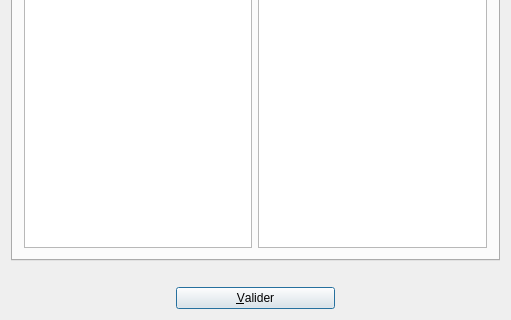
The window that UiQT4/desMCFact.ui (SalomePlatform/eficas_tools) describes before a commit, drawn with Qt 5; both pictures show x 0 to 511 and y 179 to 499 of the 511 by 499 pixel window.
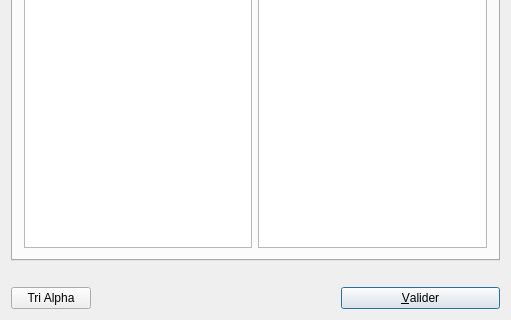
The same window after the commit.

```diff
--- a/UiQT4/desMCFact.ui
+++ b/UiQT4/desMCFact.ui
@@ -79,8 +79,14 @@
      </property>
     </widget>
    </item>
-   <item row="2" column="1" >
+   <item row="2" column="2" >
     <widget class="QPushButton" name="bOk" >
+     <property name="minimumSize" >
+      <size>
+       <width>159</width>
+       <height>0</height>
+      </size>
+     </property>
      <property name="toolTip" >
       <string>validation de la saisie</string>
      </property>
@@ -98,6 +104,26 @@
      </property>
     </widget>
    </item>
+   <item row="2" column="0" >
+    <widget class="QPushButton" name="BAlpha" >
+     <property name="text" >
+      <string>Tri Alpha</string>
+     </property>
+    </widget>
+   </item>
+   <item row="2" column="1" >
+    <spacer name="horizontalSpacer" >
+     <property name="orientation" >
+      <enum>Qt::Horizontal</enum>
+     </property>
+     <property name="sizeHint" stdset="0" >
+      <size>
+       <width>40</width>
+       <height>20</height>
+      </size>
+     </property>
+    </spacer>
+   </item>
   </layout>
  </widget>
  <layoutdefault spacing="6" margin="11" />
```
